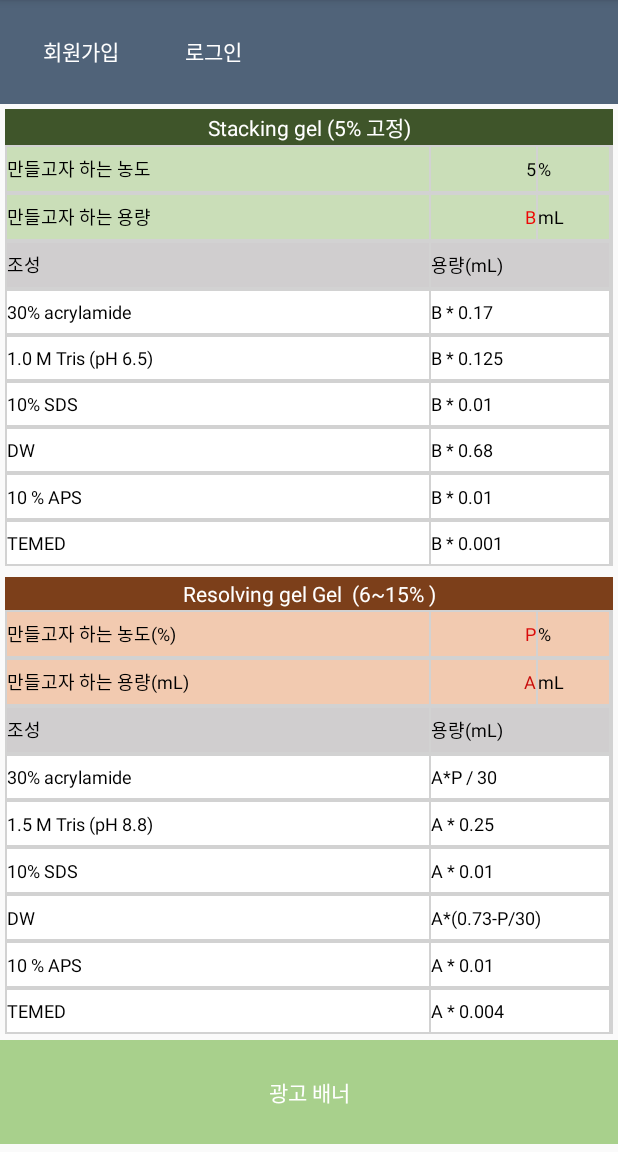
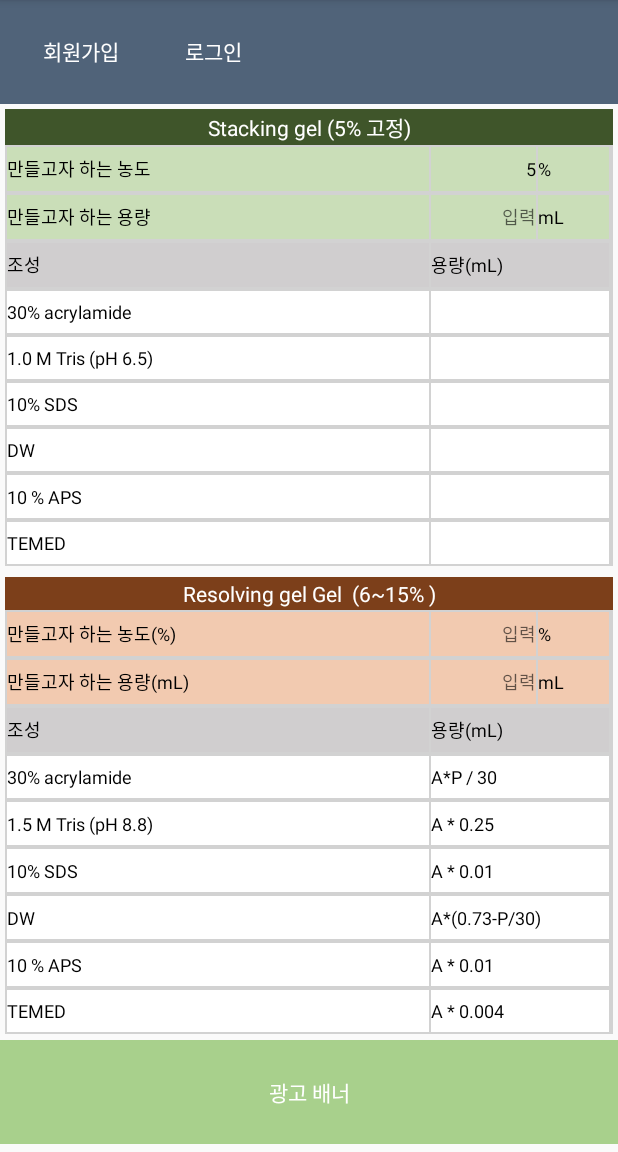
Before and after one commit to backlo/BioCalculator, an Android app: the fragment Gel_CalFragment placed in its activity, on a phone screen of 412 x 824 dp, the part 84-1236 px from its top. Run offline under Robolectric (Android 15) with nearby library versions, the light colour scheme and no system bars; our stand-ins replace ButterKnife; libraries missing offline, so code that uses them is left out: com.kakao.auth, com.kakao.network, com.kakao.usermgmt, me.grantland.widget; plain views replace AutofitTextView; 1 statement that could not run was skipped.

Commit message:
add : fragment_gel_cal 뷰 완성, 첫번째표 기능완성 change : fragment_pcr 수정

```diff
--- a/app/src/main/java/com/example/lenovo/bio_calculator/FunctionFragment/Gel_CalFragment.java
+++ b/app/src/main/java/com/example/lenovo/bio_calculator/FunctionFragment/Gel_CalFragment.java
@@ -2,26 +2,127 @@ package com.example.lenovo.bio_calculator.FunctionFragment;
 
 import android.os.Bundle;
 import android.support.v4.app.Fragment;
+import android.text.Editable;
+import android.text.TextWatcher;
 import android.view.LayoutInflater;
 import android.view.View;
 import android.view.ViewGroup;
+import android.view.inputmethod.InputMethodManager;
+import android.widget.EditText;
+import android.widget.LinearLayout;
+import android.widget.TextView;
 
 import com.example.lenovo.bio_calculator.R;
 
+import butterknife.BindView;
+import butterknife.ButterKnife;
+import butterknife.OnClick;
+
+import static android.content.Context.INPUT_METHOD_SERVICE;
+
 public class Gel_CalFragment extends Fragment {
+
+    @BindView(R.id.edit_b)
+    EditText edit_b;
+    @BindView(R.id.text_1)
+    TextView text_1;
+    @BindView(R.id.text_2)
+    TextView text_2;
+    @BindView(R.id.text_3)
+    TextView text_3;
+    @BindView(R.id.text_4)
+    TextView text_4;
+    @BindView(R.id.text_5)
+    TextView text_5;
+    @BindView(R.id.text_6)
+    TextView text_6;
+
+    @BindView(R.id.gel_mainview)
+    LinearLayout gel_mainview;
+
 
     public Gel_CalFragment() {
         // Required empty public constructor
     }
 
+    double value1;
+    double value2;
+    double value3;
+    double value4;
+    double value5;
+    double value6;
+
     @Override
     public View onCreateView(LayoutInflater inflater, ViewGroup container,
                              Bundle savedInstanceState) {
         // Inflate the layout for this fragment
-        View view = inflater.inflate(R.layout.fragment_gel_cal , container, false);
+        View view = inflater.inflate(R.layout.fragment_gel_cal, container, false);
+        ButterKnife.bind(this, view);
 
+        edit_b.addTextChangedListener(new TextWatcher() {
+            @Override
+            public void beforeTextChanged(CharSequence s, int start, int count, int after) {
+                String text = s.toString();
+                if (text.length() == 0) {
+                    text_1.setText(null);
+                    text_2.setText(null);
+                    text_3.setText(null);
+                    text_4.setText(null);
+                    text_5.setText(null);
+                    text_6.setText(null);
+                }
+            }
 
+            @Override
+            public void onTextChanged(CharSequence s, int start, int before, int count) {
+                String text = s.toString();
+                if (edit_b.getText().toString().length() != 0) {
+                    value1 = (Double.parseDouble(edit_b.getText().toString()) * 0.17);
+                    value2 = (Double.parseDouble(edit_b.getText().toString()) * 0.125);
+                    value3 = (Double.parseDouble(edit_b.getText().toString()) * 0.01);
+                    value4 = (Double.parseDouble(edit_b.getText().toString()) * 0.68);
+                    value5 = (Double.parseDouble(edit_b.getText().toString()) * 0.01);
+                    value6 = (Double.parseDouble(edit_b.getText().toString()) * 0.001);
+
+                    text_1.setText(String.valueOf(value1));
+                    text_2.setText(String.valueOf(value2));
+                    text_3.setText(String.valueOf(value3));
+                    text_4.setText(String.valueOf(value4));
+                    text_5.setText(String.valueOf(value5));
+                    text_6.setText(String.valueOf(value6));
+                }
+
+                if (text.length() == 0) {
+                    text_1.setText(null);
+                    text_2.setText(null);
+                    text_3.setText(null);
+                    text_4.setText(null);
+                    text_5.setText(null);
+                    text_6.setText(null);
+                }
+            }
+
+            @Override
+            public void afterTextChanged(Editable s) {
+                String text = s.toString();
+                if (text.length() == 0) {
+                    text_1.setText(null);
+                    text_2.setText(null);
+                    text_3.setText(null);
+                    text_4.setText(null);
+                    text_5.setText(null);
+                    text_6.setText(null);
+                }
+
+            }
+        });
         return view;
     }
 
+    @OnClick(R.id.gel_mainview)
+    public void hideKeyboard() {
+        InputMethodManager imm = (InputMethodManager) getActivity().getSystemService(INPUT_METHOD_SERVICE);
+        imm.hideSoftInputFromWindow(gel_mainview.getWindowToken(), 0);
+    }
+
 }
--- a/app/src/main/java/com/example/lenovo/bio_calculator/FunctionFragment/PCR_FoldFragment.java
+++ b/app/src/main/java/com/example/lenovo/bio_calculator/FunctionFragment/PCR_FoldFragment.java
@@ -94,9 +94,9 @@ public class PCR_FoldFragment extends Fragment {
     @OnClick(R.id.cal_btn)
     public void getResult(){
 
-        if(edit_A.getText() != null && edit_B.getText() != null && edit_C.getText() != null && edit_D.getText() != null
-                && edit_E.getText() != null && edit_F.getText() != null && edit_G.getText() != null && edit_H.getText() !=null
-                && edit_I.getText() != null && edit_J.getText() != null && edit_K.getText() !=null && edit_L.getText() != null){
+        if(edit_A.getText().toString().length() != 0 && edit_B.getText().toString().length() != 0 && edit_C.getText().toString().length() != 0 && edit_D.getText().toString().length() != 0
+                && edit_E.getText().toString().length() != 0 && edit_F.getText().toString().length() != 0 && edit_G.getText().toString().length() != 0 && edit_H.getText().toString().length() != 0
+                && edit_I.getText().toString().length() != 0 && edit_J.getText().toString().length() != 0 && edit_K.getText().toString().length() != 0 && edit_L.getText().toString().length() != 0){
 
             getedit_a = Double.parseDouble(edit_A.getText().toString());
             getedit_b = Double.parseDouble(edit_B.getText().toString());
--- a/app/src/main/res/layout/fragment_gel_cal.xml
+++ b/app/src/main/res/layout/fragment_gel_cal.xml
@@ -8,6 +8,7 @@
     <LinearLayout
         android:layout_width="match_parent"
         android:layout_height="match_parent"
+        android:id="@+id/gel_mainview"
         android:orientation="vertical">
 
 
@@ -101,16 +102,19 @@
                         android:textColor="#000000"
                         android:textSize="12sp" />
 
-                    <TextView
+                    <EditText
+                        android:id="@+id/edit_b"
                         android:layout_width="0dp"
                         android:layout_height="match_parent"
                         android:layout_marginRight="1dp"
                         android:layout_weight="1.5"
                         android:background="#cadeb8"
                         android:gravity="right|center"
-                        android:text="B"
-                        android:textColor="#ed0707"
-                        android:textSize="12sp" />
+                        android:hint="입력"
+                        android:inputType="numberDecimal"
+                        android:textColor="#000000"
+                        android:textSize="12sp"
+                        />
 
                     <TextView
                         android:layout_width="0dp"
@@ -174,14 +178,15 @@
                         android:textSize="12sp" />
 
                     <TextView
+                        android:id="@+id/text_1"
                         android:layout_width="0dp"
                         android:layout_height="match_parent"
                         android:layout_marginRight="1dp"
                         android:layout_weight="1.5"
                         android:background="#ffffff"
                         android:gravity="left|center"
-                        android:text="B * 0.17"
                         android:textColor="#000000"
+                        android:maxLines="1"
                         android:textSize="12sp" />
 
                 </TableRow>
@@ -205,14 +210,15 @@
                         android:textSize="12sp" />
 
                     <TextView
+                        android:id="@+id/text_2"
                         android:layout_width="0dp"
                         android:layout_height="match_parent"
                         android:layout_marginRight="1dp"
                         android:layout_weight="1.5"
                         android:background="#ffffff"
                         android:gravity="left|center"
-                        android:text="B * 0.125"
                         android:textColor="#000000"
+                        android:maxLines="1"
                         android:textSize="12sp" />
 
                 </TableRow>
@@ -236,13 +242,14 @@
                         android:textSize="12sp" />
 
                     <TextView
+                        android:id="@+id/text_3"
                         android:layout_width="0dp"
                         android:layout_height="match_parent"
                         android:layout_marginRight="1dp"
                         android:layout_weight="1.5"
                         android:background="#ffffff"
                         android:gravity="left|center"
-                        android:text="B * 0.01"
+                        android:maxLines="1"
                         android:textColor="#000000"
                         android:textSize="12sp" />
 
@@ -267,13 +274,14 @@
                         android:textSize="12sp" />
 
                     <TextView
+                        android:id="@+id/text_4"
                         android:layout_width="0dp"
                         android:layout_height="match_parent"
                         android:layout_marginRight="1dp"
                         android:layout_weight="1.5"
                         android:background="#ffffff"
+                        android:maxLines="1"
                         android:gravity="left|center"
-                        android:text="B * 0.68"
                         android:textColor="#000000"
                         android:textSize="12sp" />
 
@@ -298,14 +306,15 @@
                         android:textSize="12sp" />
 
                     <TextView
+                        android:id="@+id/text_5"
                         android:layout_width="0dp"
                         android:layout_height="match_parent"
                         android:layout_marginRight="1dp"
                         android:layout_weight="1.5"
                         android:background="#ffffff"
                         android:gravity="left|center"
-                        android:text="B * 0.01"
                         android:textColor="#000000"
+                        android:maxLines="1"
                         android:textSize="12sp" />
 
                 </TableRow>
@@ -329,14 +338,15 @@
                         android:textSize="12sp" />
 
                     <TextView
+                        android:id="@+id/text_6"
                         android:layout_width="0dp"
                         android:layout_height="match_parent"
                         android:layout_marginRight="1dp"
                         android:layout_weight="1.5"
                         android:background="#ffffff"
                         android:gravity="left|center"
-                        android:text="B * 0.001"
                         android:textColor="#000000"
+                        android:maxLines="1"
                         android:textSize="12sp" />
 
                 </TableRow>
@@ -393,16 +403,16 @@
                         android:textColor="#000000"
                         android:textSize="12sp" />
 
-                    <TextView
+                    <EditText
                         android:layout_width="0dp"
                         android:layout_height="match_parent"
                         android:layout_marginRight="1dp"
                         android:layout_weight="1.5"
                         android:background="#f2cab0"
                         android:gravity="right|center"
-                        android:text="P"
+                        android:hint="입력"
                         android:textColor="#d90b0b"
-                        android:textSize="12sp" />
+                        android:textSize="12sp"/>
 
                     <TextView
                         android:layout_width="0dp"
@@ -434,16 +444,16 @@
                         android:textColor="#000000"
                         android:textSize="12sp" />
 
-                    <TextView
+                    <EditText
                         android:layout_width="0dp"
                         android:layout_height="match_parent"
                         android:layout_marginRight="1dp"
                         android:layout_weight="1.5"
                         android:background="#f2cab0"
                         android:gravity="right|center"
-                        android:text="A"
+                        android:hint="입력"
                         android:textColor="#c70c0c"
-                        android:textSize="12sp" />
+                        android:textSize="12sp"/>
 
                     <TextView
                         android:layout_width="0dp"
```
Also changed, not shown: app/src/main/res/layout/fragment_pcr__fold.xml (+12 -12 lines).
